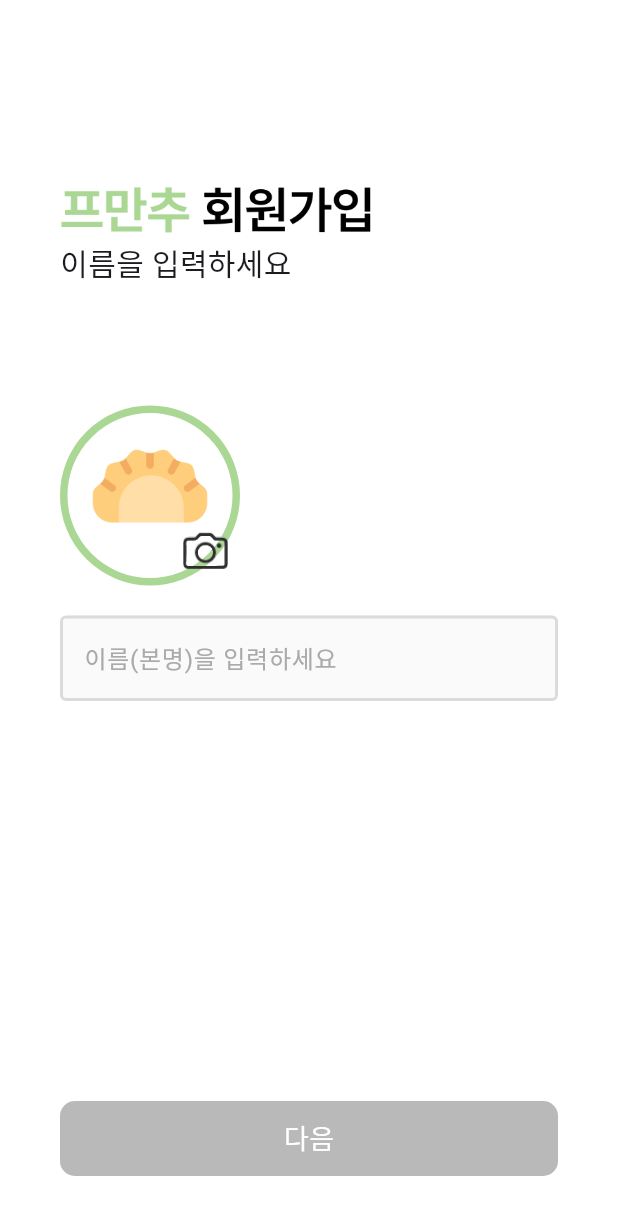
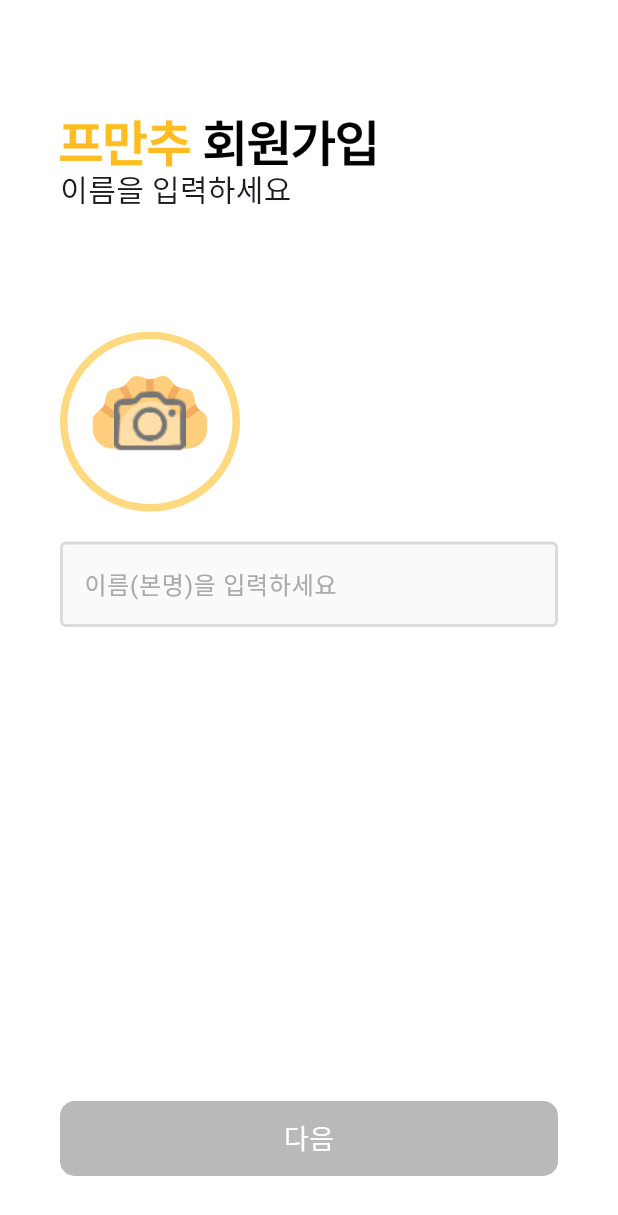
Before and after one commit to Pmanchu-Service/Pmanchu_FLUTTER, a Flutter app: the screen it shows after launch, after a tap on "github로 로그인하기", on a phone screen of 412 x 824 dp. Shown: the top 1215 px of the screen. Run offline on Flutter 3.47's test engine with Material 3 defaults, Android fonts, the phone set to English and light mode, and no system bars; our stand-ins replace image_picker; Roboto replaces fonts that are missing (Pretendard).

Commit message:
design-color, design-button, design-image_picker apply design change

```diff
--- a/lib/design/button.dart
+++ b/lib/design/button.dart
@@ -52,13 +52,13 @@ class _PrimaryButtonState extends State<PrimaryButton> {
   Widget build(BuildContext context) {
     return InkWell(
       enableFeedback: widget.enabled,
-      onTap: widget.enabled ? widget.onPressed : null,
+      onTap: widget.enabled ? widget.onPressed : (){},
       child: ClipRRect(
         borderRadius: BorderRadius.circular(10),
         child: Container(
           height: 50,
           decoration: BoxDecoration(
-            color: widget.enabled ? main2 : gray4,
+            color: widget.enabled ? main4 : gray4,
             boxShadow: [
               BoxShadow(
                 color: Colors.black.withOpacity(0.1),
--- a/lib/design/color.dart
+++ b/lib/design/color.dart
@@ -1,10 +1,10 @@
 import 'dart:ui';
 
-const Color main1 = Color(0xFFDCEC9D);
-const Color main2 = Color(0xFFABD794);
-const Color main3 = Color(0xFF74A993);
-const Color main4 = Color(0xFF588D80);
-const Color main5 = Color(0xFF40726F);
+const Color main1 = Color(0xFFFFE7AF);
+const Color main2 = Color(0xFFFFD97F);
+const Color main3 = Color(0xFFFFCB53);
+const Color main4 = Color(0xFFFFBD22);
+const Color main5 = Color(0xFFFFB300);
 
 
 const Color gray1 = Color(0xFFFAFAFA);
--- a/lib/design/image_picker.dart
+++ b/lib/design/image_picker.dart
@@ -37,7 +37,7 @@ class CircularImagePickerState extends State<CircularImagePicker> {
             height: 120,
             decoration: BoxDecoration(
               shape: BoxShape.circle,
-              border: Border.all(color: main2, width: 5),
+              border: _imageFile == null ? Border.all(color: main2, width: 5) : Border.all(color: Colors.transparent, width: 0),
             ),
             child: ClipOval(
               child: _imageFile == null
@@ -45,15 +45,16 @@ class CircularImagePickerState extends State<CircularImagePicker> {
               : Image.file(_imageFile!, fit: BoxFit.cover)
             )
           ),
-          Positioned(
-            right: 8,
-            bottom: 8,
+          if (_imageFile == null) Positioned(
+            width: 120,
+            height: 120,
             child: GestureDetector(
               onTap: _pickImage,
               child: Image.asset(
                 'assets/camera.png',
-                width: 30,
-                height: 30
+                color: const Color(0xFF757575),
+                width: 80,
+                height: 80
               )
             )
           )
--- a/lib/pages/login/login_page.dart
+++ b/lib/pages/login/login_page.dart
@@ -1,5 +1,6 @@
 import 'package:flutter/material.dart';
 import 'package:pmanchu/design/button.dart' as button;
+import 'package:pmanchu/design/color.dart';
 import 'package:pmanchu/pages/sign_up/sign_up_page.dart';
 
 class LoginPage extends StatefulWidget {
@@ -21,7 +22,7 @@ class _LoginPageState extends State<LoginPage> {
             mainAxisAlignment: MainAxisAlignment.start,
             crossAxisAlignment: CrossAxisAlignment.start,
             children: [
-              const SizedBox(height: 80),
+              const SizedBox(height: 40),
               Image.asset("assets/logo_with_text.png", width: 180),
               const SizedBox(height: 18),
               const Text("로그인", style: TextStyle(fontSize: 28, fontWeight: FontWeight.bold)),
@@ -30,7 +31,7 @@ class _LoginPageState extends State<LoginPage> {
                 text: const TextSpan(
                   children: [
                     TextSpan(text: "깃허브로 ", style: TextStyle(color: Colors.black, fontSize: 20)),
-                    TextSpan(text: "프만추", style: TextStyle(color: Color(0xFF74A993), fontSize: 20)),
+                    TextSpan(text: "프만추", style: TextStyle(color: main4, fontSize: 20)),
                     TextSpan(text: "에 로그인 하세요", style: TextStyle(color: Colors.black, fontSize: 20))
                   ]
                 )
--- a/lib/pages/sign_up/sign_up_page.dart
+++ b/lib/pages/sign_up/sign_up_page.dart
@@ -55,7 +55,7 @@ class _SignUpPageState extends State<SignUpPage> {
           mainAxisAlignment: MainAxisAlignment.start,
           crossAxisAlignment: CrossAxisAlignment.start,
           children: [
-            const SizedBox(height: 80),
+            const SizedBox(height: 40),
             Image.asset("assets/sign_up_banner.png", width: 210),
             Text(_titles[_currentPage], style: const TextStyle(fontSize: 20)),
             const SizedBox(height: 80),
```
Also changed, not shown: lib/pages/sign_up/steps/sign_up_step_major.dart (+5 -5 lines), assets/sign_up_banner.png.
